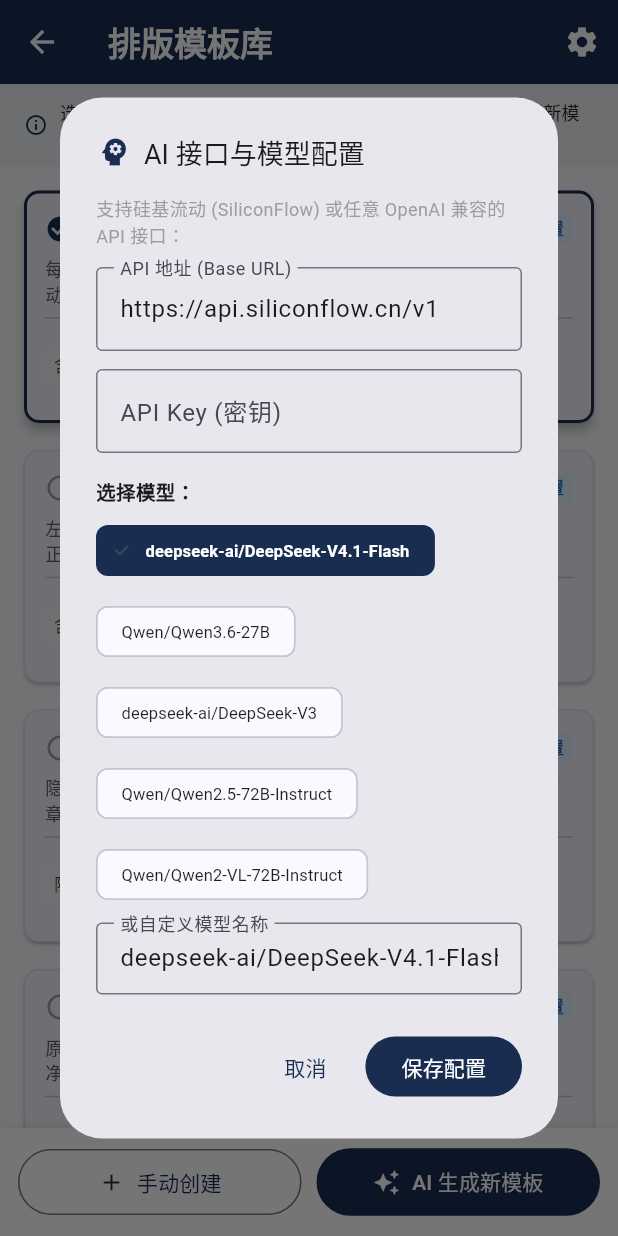
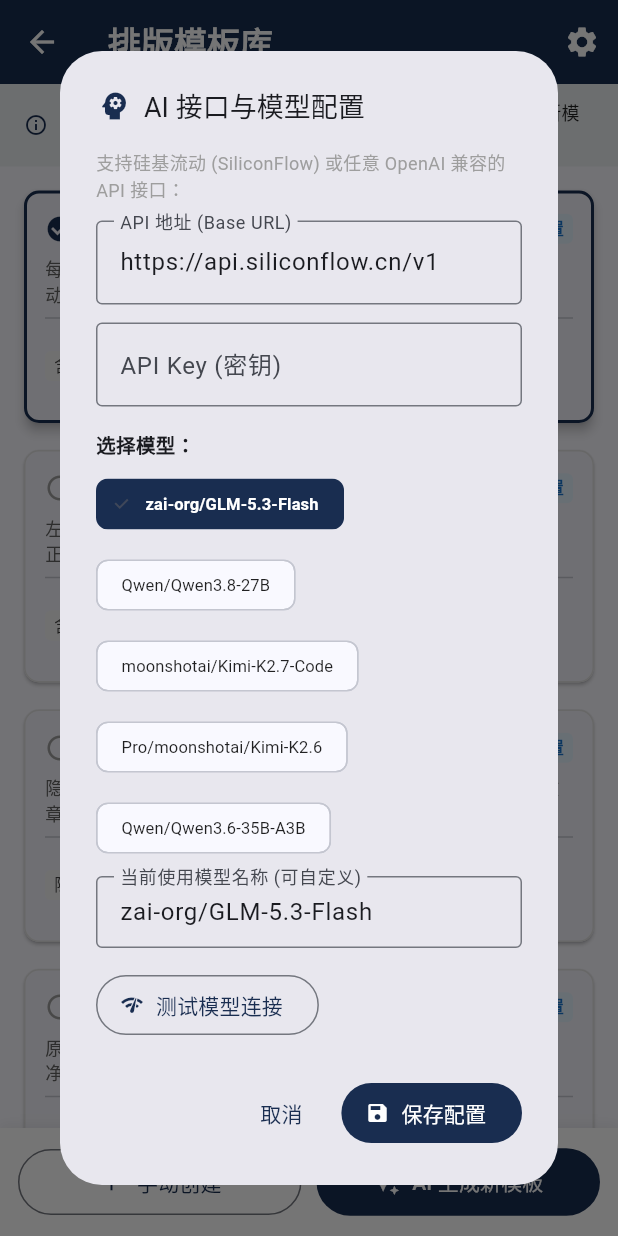
Before and after one commit to almus2zhang/hipda2pdf, a Flutter app: the TemplateManageScreen screen opened directly, after a tap on the "settings" icon, on a phone screen of 412 x 824 dp. Run offline on Flutter 3.47's test engine with Material 3 defaults, Android fonts, the phone set to English and light mode, and no system bars; our stand-ins replace image_picker, open_filex, permission_handler, shared_preferences; missing offline and left inert: flutter_inappwebview, syncfusion_flutter_pdf; accounts and stored records are empty.

Commit message:
feat(v1.2.1): update AI preset models and add model connection test in settings dialog

```diff
--- a/d2pdf_app/lib/template_ai_service.dart
+++ b/d2pdf_app/lib/template_ai_service.dart
@@ -11,16 +11,14 @@
 
   // 默认快捷预设
   static const String defaultBaseUrl = 'https://api.siliconflow.cn/v1';
-  static const String modelDeepSeek = 'deepseek-ai/DeepSeek-V4.1-Flash';
-  static const String modelQwen = 'Qwen/Qwen3.6-27B';
-  static const String defaultModel = modelDeepSeek;
+  static const String defaultModel = 'zai-org/GLM-5.3-Flash';
 
   static const List<String> presetModels = [
-    modelDeepSeek,
-    modelQwen,
-    'deepseek-ai/DeepSeek-V3',
-    'Qwen/Qwen2.5-72B-Instruct',
-    'Qwen/Qwen2-VL-72B-Instruct',
+    'zai-org/GLM-5.3-Flash',
+    'Qwen/Qwen3.8-27B',
+    'moonshotai/Kimi-K2.7-Code',
+    'Pro/moonshotai/Kimi-K2.6',
+    'Qwen/Qwen3.6-35B-A3B',
   ];
 
   static Future<String> getBaseUrl() async {
@@ -45,7 +43,11 @@
 
   static Future<String> getModel() async {
     final prefs = await SharedPreferences.getInstance();
-    return prefs.getString(_kModelKey) ?? defaultModel;
+    final saved = prefs.getString(_kModelKey);
+    if (saved == null || saved.isEmpty || saved == 'deepseek-ai/DeepSeek-V4.1-Flash') {
+      return defaultModel;
+    }
+    return saved;
   }
 
   static Future<void> setModel(String model) async {
@@ -215,4 +217,70 @@
 
     return LayoutTemplate.fromJson(parsed);
   }
+
+  /// 测试 API 连接与模型可用性
+  static Future<String> testConnection({
+    required String baseUrl,
+    required String apiKey,
+    required String model,
+  }) async {
+    if (apiKey.trim().isEmpty) {
+      throw Exception('请先填写 API Key！');
+    }
+    var cleanUrl = baseUrl.trim();
+    if (cleanUrl.endsWith('/')) {
+      cleanUrl = cleanUrl.substring(0, cleanUrl.length - 1);
+    }
+    final endpoint = cleanUrl.endsWith('/chat/completions')
+        ? cleanUrl
+        : '$cleanUrl/chat/completions';
+
+    final requestBody = jsonEncode({
+      'model': model.trim(),
+      'messages': [
+        {
+          'role': 'user',
+          'content': 'Hi, respond with OK only.',
+        }
+      ],
+      'max_tokens': 16,
+      'temperature': 0.1,
+    });
+
+    final stopwatch = Stopwatch()..start();
+    final response = await http
+        .post(
+          Uri.parse(endpoint),
+          headers: {
+            'Content-Type': 'application/json',
+            'Authorization': 'Bearer ${apiKey.trim()}',
+          },
+          body: requestBody,
+        )
+        .timeout(const Duration(seconds: 15));
+    stopwatch.stop();
+
+    if (response.statusCode >= 200 && response.statusCode < 300) {
+      try {
+        final decoded = jsonDecode(utf8.decode(response.bodyBytes));
+        final reply = decoded['choices']?[0]?['message']?['content']?.toString().trim() ?? '';
+        return '测试成功！响应耗时: ${stopwatch.elapsedMilliseconds}ms\n模型回复: $reply';
+      } catch (_) {
+        return '测试成功！HTTP ${response.statusCode} (耗时: ${stopwatch.elapsedMilliseconds}ms)';
+      }
+    } else {
+      String errMsg = 'HTTP ${response.statusCode}';
+      try {
+        final decoded = jsonDecode(utf8.decode(response.bodyBytes));
+        if (decoded['message'] != null) {
+          errMsg += ': ${decoded['message']}';
+        } else if (decoded['error'] != null) {
+          errMsg += ': ${decoded['error']}';
+        }
+      } catch (_) {
+        errMsg += ': ${response.body}';
+      }
+      throw Exception(errMsg);
+    }
+  }
 }
--- a/d2pdf_app/lib/template_manage_screen.dart
+++ b/d2pdf_app/lib/template_manage_screen.dart
@@ -119,6 +119,10 @@
     final baseUrlController = TextEditingController(text: await AiServiceConfig.getBaseUrl());
     final apiKeyController = TextEditingController(text: await AiServiceConfig.getApiKey());
     String selectedModel = await AiServiceConfig.getModel();
+    final customModelController = TextEditingController(text: selectedModel);
+    bool isTesting = false;
+    String? testResult;
+    bool testSuccess = false;
 
     if (!mounted) return;
 
@@ -179,7 +183,10 @@
                       ),
                       onSelected: (val) {
                         if (val) {
-                          setDialogState(() => selectedModel = m);
+                          setDialogState(() {
+                            selectedModel = m;
+                            customModelController.text = m;
+                          });
                         }
                       },
                     );
@@ -187,18 +194,105 @@
                 ),
                 const SizedBox(height: 8),
                 TextField(
+                  controller: customModelController,
                   decoration: const InputDecoration(
-                    labelText: '或自定义模型名称',
+                    labelText: '当前使用模型名称 (可自定义)',
                     border: OutlineInputBorder(),
                     isDense: true,
                   ),
-                  controller: TextEditingController(text: selectedModel),
                   onChanged: (val) {
                     if (val.trim().isNotEmpty) {
-                      selectedModel = val.trim();
+                      setDialogState(() {
+                        selectedModel = val.trim();
+                      });
                     }
                   },
                 ),
+                const SizedBox(height: 14),
+                Row(
+                  children: [
+                    OutlinedButton.icon(
+                      onPressed: isTesting
+                          ? null
+                          : () async {
+                              final key = apiKeyController.text.trim();
+                              if (key.isEmpty) {
+                                setDialogState(() {
+                                  testResult = '请先填写 API Key (密钥)！';
+                                  testSuccess = false;
+                                });
+                                return;
+                              }
+                              setDialogState(() {
+                                isTesting = true;
+                                testResult = '正在连接并测试模型 $selectedModel ...';
+                                testSuccess = false;
+                              });
+                              try {
+                                final res = await TemplateAiGenerator.testConnection(
+                                  baseUrl: baseUrlController.text,
+                                  apiKey: key,
+                                  model: selectedModel,
+                                );
+                                setDialogState(() {
+                                  isTesting = false;
+                                  testResult = res;
+                                  testSuccess = true;
+                                });
+                              } catch (e) {
+                                setDialogState(() {
+                                  isTesting = false;
+                                  testResult = '测试失败：${e.toString().replaceFirst('Exception: ', '')}';
+                                  testSuccess = false;
+                                });
+                              }
+                            },
+                      icon: isTesting
+                          ? const SizedBox(
+                              width: 14,
+                              height: 14,
+                              child: CircularProgressIndicator(strokeWidth: 2),
+                            )
+                          : const Icon(Icons.network_check, size: 16),
+                      label: Text(isTesting ? '正在测试...' : '测试模型连接'),
+                    ),
+                  ],
+                ),
+                if (testResult != null) ...[
+                  const SizedBox(height: 10),
+                  Container(
+                    width: double.infinity,
+                    padding: const EdgeInsets.all(10),
+                    decoration: BoxDecoration(
+                      color: testSuccess ? Colors.green.shade50 : Colors.red.shade50,
+                      borderRadius: BorderRadius.circular(6),
+                      border: Border.all(
+                        color: testSuccess ? Colors.green.shade300 : Colors.red.shade300,
+                      ),
+                    ),
+                    child: Row(
+                      crossAxisAlignment: CrossAxisAlignment.start,
+                      children: [
+                        Icon(
+                          testSuccess ? Icons.check_circle : Icons.error_outline,
+                          size: 18,
+                          color: testSuccess ? Colors.green.shade800 : Colors.red.shade800,
+                        ),
+                        const SizedBox(width: 8),
+                        Expanded(
+                          child: Text(
+                            testResult!,
+                            style: TextStyle(
+                              fontSize: 12,
+                              color: testSuccess ? Colors.green.shade900 : Colors.red.shade900,
+                              height: 1.4,
+                            ),
+                          ),
+                        ),
+                      ],
+                    ),
+                  ),
+                ],
               ],
             ),
           ),
@@ -207,15 +301,16 @@
               onPressed: () => Navigator.pop(ctx),
               child: const Text('取消'),
             ),
-            FilledButton(
+            FilledButton.icon(
               onPressed: () async {
                 await AiServiceConfig.setBaseUrl(baseUrlController.text);
                 await AiServiceConfig.setApiKey(apiKeyController.text);
                 await AiServiceConfig.setModel(selectedModel);
                 if (ctx.mounted) Navigator.pop(ctx);
               },
+              icon: const Icon(Icons.save, size: 16),
+              label: const Text('保存配置'),
               style: FilledButton.styleFrom(backgroundColor: const Color(0xFF192D50)),
-              child: const Text('保存配置'),
             ),
           ],
         ),
--- a/d2pdf_app/pubspec.yaml
+++ b/d2pdf_app/pubspec.yaml
@@ -16,7 +16,7 @@
 # https://developer.apple.com/library/archive/documentation/General/Reference/InfoPlistKeyReference/Articles/CoreFoundationKeys.html
 # In Windows, build-name is used as the major, minor, and patch parts
 # of the product and file versions while build-number is used as the build suffix.
-version: 1.2.0+14
+version: 1.2.1+15
 
 environment:
   sdk: ^3.5.4
```
